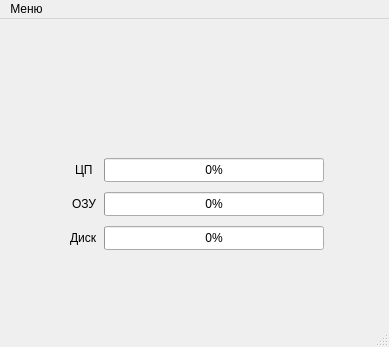
Above: mainwindow.ui from ElderPolokus/PC_resources before the change. Below: the same form after it.
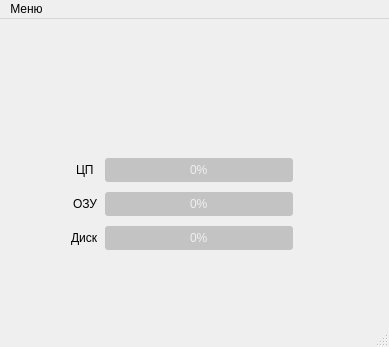
That is the form after the change. Icons and pictures are not drawn.

Commit message: interface refinement

```diff
--- a/mainwindow.ui
+++ b/mainwindow.ui
@@ -47,58 +47,9 @@
       <property name="verticalSpacing">
        <number>10</number>
       </property>
-      <item row="1" column="0">
-       <widget class="QLabel" name="label">
-        <property name="text">
-         <string>ЦП</string>
-        </property>
-       </widget>
-      </item>
-      <item row="1" column="1">
-       <widget class="QProgressBar" name="progressBar">
-        <property name="minimumSize">
-         <size>
-          <width>100</width>
-          <height>24</height>
-         </size>
-        </property>
-        <property name="maximumSize">
-         <size>
-          <width>220</width>
-          <height>24</height>
-         </size>
-        </property>
-        <property name="value">
-         <number>0</number>
-        </property>
-       </widget>
-      </item>
-      <item row="2" column="0">
-       <widget class="QLabel" name="label_2">
-        <property name="text">
-         <string>ОЗУ</string>
-        </property>
-       </widget>
-      </item>
-      <item row="2" column="1">
-       <widget class="QProgressBar" name="progressBar_2">
-        <property name="minimumSize">
-         <size>
-          <width>100</width>
-          <height>24</height>
-         </size>
-        </property>
-        <property name="maximumSize">
-         <size>
-          <width>220</width>
-          <height>24</height>
-         </size>
-        </property>
-        <property name="value">
-         <number>0</number>
-        </property>
-       </widget>
-      </item>
+      <property name="rightMargin">
+       <number>30</number>
+      </property>
       <item row="0" column="1">
        <widget class="QLabel" name="image">
         <property name="minimumSize">
@@ -124,6 +75,86 @@
         </property>
        </widget>
       </item>
+      <item row="1" column="0">
+       <widget class="QLabel" name="label">
+        <property name="text">
+         <string>ЦП</string>
+        </property>
+       </widget>
+      </item>
+      <item row="1" column="1">
+       <widget class="QProgressBar" name="progressBar">
+        <property name="minimumSize">
+         <size>
+          <width>68</width>
+          <height>24</height>
+         </size>
+        </property>
+        <property name="maximumSize">
+         <size>
+          <width>188</width>
+          <height>24</height>
+         </size>
+        </property>
+        <property name="styleSheet">
+         <string notr="true">QProgressBar {
+	background-color: rgb(195, 195, 195);
+	color: rgb(240, 240, 240);
+	border-style: solid;
+	border-radius: 3px;
+	text-align: center;
+}
+
+QProgressBar::chunk {
+	border-radius: 3px;
+	background-color: qlineargradient(spread:pad, x1:0, y1:0, x2:1, y2:1, stop:0 rgba(255, 157, 38, 255), stop:1 rgba(255, 223, 62, 255));
+}</string>
+        </property>
+        <property name="value">
+         <number>0</number>
+        </property>
+       </widget>
+      </item>
+      <item row="2" column="0">
+       <widget class="QLabel" name="label_2">
+        <property name="text">
+         <string>ОЗУ</string>
+        </property>
+       </widget>
+      </item>
+      <item row="2" column="1">
+       <widget class="QProgressBar" name="progressBar_2">
+        <property name="minimumSize">
+         <size>
+          <width>68</width>
+          <height>24</height>
+         </size>
+        </property>
+        <property name="maximumSize">
+         <size>
+          <width>188</width>
+          <height>24</height>
+         </size>
+        </property>
+        <property name="styleSheet">
+         <string notr="true">QProgressBar {
+	background-color: rgb(195, 195, 195);
+	color: rgb(240, 240, 240);
+	border-style: solid;
+	border-radius: 3px;
+	text-align: center;
+}
+
+QProgressBar::chunk {
+	border-radius: 3px;
+	background-color: qlineargradient(spread:pad, x1:0, y1:0, x2:1, y2:1, stop:0 rgba(255, 157, 38, 255), stop:1 rgba(255, 223, 62, 255));
+}</string>
+        </property>
+        <property name="value">
+         <number>0</number>
+        </property>
+       </widget>
+      </item>
       <item row="3" column="0">
        <widget class="QLabel" name="label_3">
         <property name="text">
@@ -135,16 +166,30 @@
        <widget class="QProgressBar" name="progressBar_3">
         <property name="minimumSize">
          <size>
-          <width>100</width>
+          <width>68</width>
           <height>24</height>
          </size>
         </property>
         <property name="maximumSize">
          <size>
-          <width>220</width>
+          <width>188</width>
           <height>24</height>
          </size>
         </property>
+        <property name="styleSheet">
+         <string notr="true">QProgressBar {
+	background-color: rgb(195, 195, 195);
+	color: rgb(240, 240, 240);
+	border-style: solid;
+	border-radius: 3px;
+	text-align: center;
+}
+
+QProgressBar::chunk {
+	border-radius: 3px;
+	background-color: qlineargradient(spread:pad, x1:0, y1:0, x2:1, y2:1, stop:0 rgba(255, 157, 38, 255), stop:1 rgba(255, 223, 62, 255));
+}</string>
+        </property>
         <property name="value">
          <number>0</number>
         </property>
```
Left out of the diff: 13 changed lines with no effect on the pictures. The commit also changes 3 other files.
